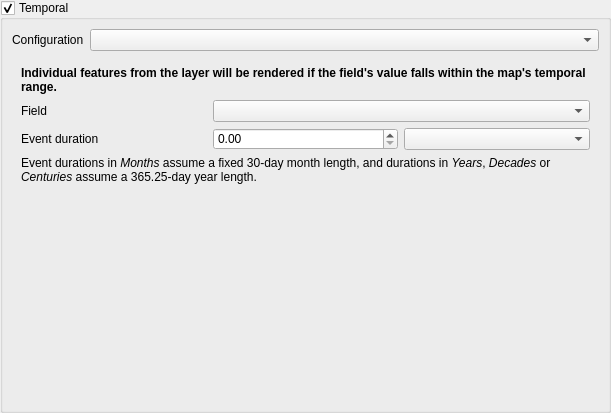
Qt form src/ui/qgsvectorlayertemporalpropertieswidgetbase.ui (qgis/QGIS) before a commit.
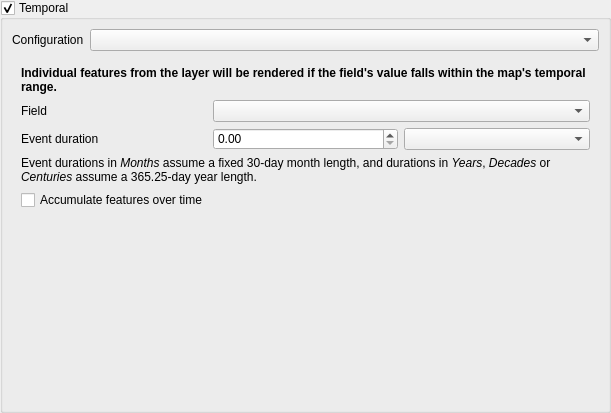
The same form after that commit. Custom widgets are drawn as their Qt base class.

Commit message:
[feature][temporal] Add option to "accumulate features"
Available when the mode is set to "Single Field with Date/Time"
(logically, it ONLY makes sense in this mode!), this setting
causes events to be visible whenever they have occurred before
or during the visible map temporal range.

Fixes #36321

The edit to the form file:
```diff
--- a/src/ui/qgsvectorlayertemporalpropertieswidgetbase.ui
+++ b/src/ui/qgsvectorlayertemporalpropertieswidgetbase.ui
@@ -219,6 +219,16 @@
                 </property>
                </widget>
               </item>
+              <item row="4" column="0" colspan="3">
+               <widget class="QCheckBox" name="mAccumulateCheckBox">
+                <property name="toolTip">
+                 <string>If checked, then features will be shown whenever their defined temporal value falls within or before the map's temporal range</string>
+                </property>
+                <property name="text">
+                 <string>Accumulate features over time</string>
+                </property>
+               </widget>
+              </item>
              </layout>
             </widget>
             <widget class="QWidget" name="page_2">
```
The commit also changes 5 other files.
